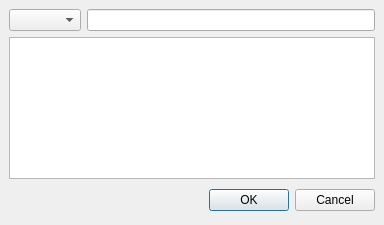
Before: the Qt Designer form ui/edittagdialog.ui in metabrainz/picard, drawn with Qt 5.
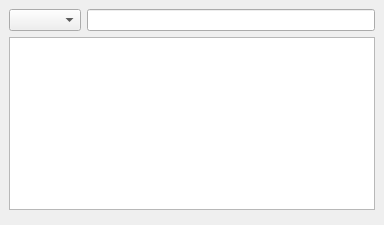
After: the same form once the commit is applied.

Commit message: QDialogButtonBox in the single tag editor.

Patch:
```diff
--- a/ui/edittagdialog.ui
+++ b/ui/edittagdialog.ui
@@ -46,44 +46,11 @@
     </widget>
    </item>
    <item>
-    <layout class="QHBoxLayout" >
-     <property name="margin" >
-      <number>0</number>
+    <widget class="QDialogButtonBox" name="buttonbox" >
+     <property name="orientation" >
+      <enum>Qt::Horizontal</enum>
      </property>
-     <property name="spacing" >
-      <number>6</number>
-     </property>
-     <item>
-      <spacer>
-       <property name="orientation" >
-        <enum>Qt::Horizontal</enum>
-       </property>
-       <property name="sizeHint" >
-        <size>
-         <width>131</width>
-         <height>31</height>
-        </size>
-       </property>
-      </spacer>
-     </item>
-     <item>
-      <widget class="QPushButton" name="okButton" >
-       <property name="text" >
-        <string>OK</string>
-       </property>
-       <property name="default" >
-        <bool>true</bool>
-       </property>
-      </widget>
-     </item>
-     <item>
-      <widget class="QPushButton" name="cancelButton" >
-       <property name="text" >
-        <string>Cancel</string>
-       </property>
-      </widget>
-     </item>
-    </layout>
+    </widget>
    </item>
   </layout>
  </widget>
```
Left out of the diff: 35 changed lines with no effect on the pictures. The commit also changes 2 other files.
